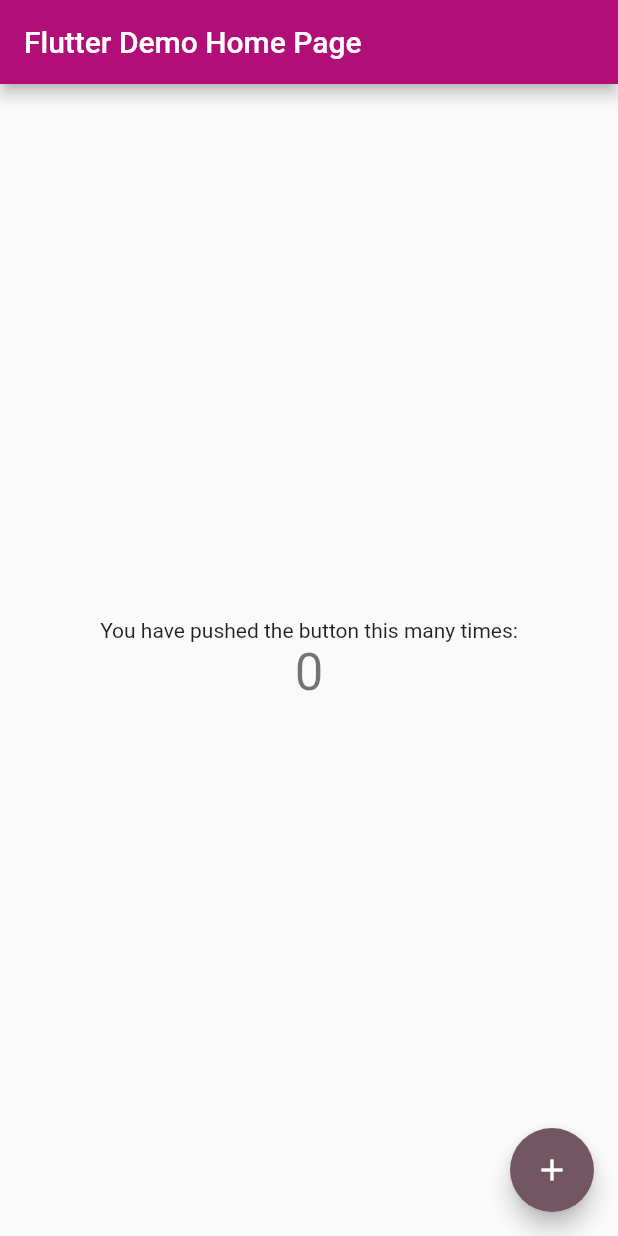
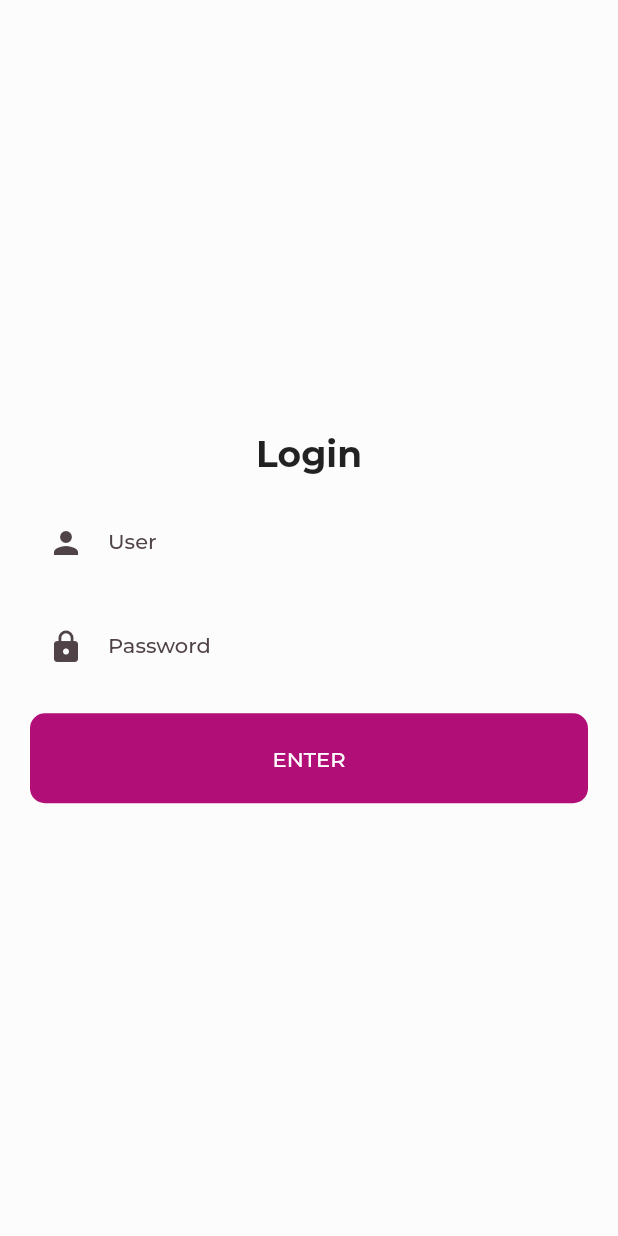
Before and after one commit to Wu1z/user_registration, a Flutter app: the screen it shows after launch, on a phone screen of 412 x 824 dp. Run offline on Flutter 3.47's test engine with Material 2 defaults, Android fonts, the phone set to English and light mode, and no system bars; our stand-ins replace google_fonts.

Commit message:
Implementando tela de login e de lista de usuários

```diff
--- /dev/null
+++ b/lib/login/view/login_page.dart
@@ -0,0 +1,101 @@
+import 'package:flutter/material.dart';
+import 'package:user_registration/user_list/view/user_list_page.dart';
+
+class LoginPage extends StatefulWidget {
+  const LoginPage({Key? key}) : super(key: key);
+
+  @override
+  State<LoginPage> createState() => _LoginPageState();
+}
+
+class _LoginPageState extends State<LoginPage> {
+
+  final _usernameController = TextEditingController();
+  final _passwordController = TextEditingController();
+
+  @override
+  Widget build(BuildContext context) {
+    return Material(
+      child: Center(
+        child: SingleChildScrollView(
+          physics: const BouncingScrollPhysics(),
+          child: Padding(
+            padding: const EdgeInsets.all(20),
+            child: Column(
+              crossAxisAlignment: CrossAxisAlignment.center,
+              mainAxisAlignment: MainAxisAlignment.center,
+              children: [
+                const Text(
+                  "Login",
+                  style: TextStyle(
+                    fontSize: 24,
+                    fontWeight: FontWeight.bold,
+                  ),
+                ),
+                const SizedBox(height: 20),
+                TextField(
+                  controller: _usernameController,
+                  decoration: InputDecoration(
+                    border: OutlineInputBorder(
+                      borderRadius: BorderRadius.circular(10),
+                      borderSide: const BorderSide(
+                        width: 0,
+                        style: BorderStyle.none
+                      ),
+                    ),
+                    label: const Text("User"),
+                    filled: true,
+                    prefixIcon: const Icon(Icons.person),
+                  ),
+                ),
+                const SizedBox(height: 20),
+                TextField(
+                  controller: _passwordController,
+                  decoration: InputDecoration(
+                    border: OutlineInputBorder(
+                      borderRadius: BorderRadius.circular(10),
+                      borderSide: const BorderSide(
+                        width: 0,
+                        style: BorderStyle.none
+                      ),
+                    ),
+                    label: const Text("Password"),
+                    filled: true,
+                    prefixIcon: const Icon(Icons.lock),
+                  ),
+                ),
+                const SizedBox(height: 20),
+                SizedBox(
+                  width: double.infinity,
+                  child: MaterialButton(
+                    elevation: 0,
+                    shape: RoundedRectangleBorder(
+                      borderRadius: BorderRadius.circular(10)
+                    ),
+                    color: Theme.of(context).colorScheme.primary,
+                    height: 60,
+                    onPressed: () => _goToUsersPage(),
+                    child: Text(
+                      "ENTER",
+                      style: TextStyle(
+                        color: Theme.of(context).colorScheme.onPrimary,
+                      ),
+                    )
+                  ),
+                ),
+              ],
+            ),
+          ),
+        ),
+      ),
+    );
+  }
+
+  _goToUsersPage() {
+    final route = MaterialPageRoute(
+      builder: (context) => const UserListPage(),
+    );
+    Navigator.push(context, route);
+  }
+
+}
--- a/lib/main.dart
+++ b/lib/main.dart
@@ -1,5 +1,7 @@
 import 'package:flutter/material.dart';
-import 'package:user_registration/theme/theme.dart';
+import 'package:google_fonts/google_fonts.dart';
+import 'package:user_registration/login/view/login_page.dart';
+import 'package:user_registration/shared/theme/theme.dart';
 
 void main() {
   runApp(const MyApp());
@@ -14,56 +16,13 @@
       title: 'Flutter Demo',
       debugShowCheckedModeBanner: false,
       theme: ThemeData(
+        useMaterial3: true,
         colorScheme: lightColorScheme,
+        textTheme: GoogleFonts.montserratTextTheme(
+          Theme.of(context).textTheme,
+        ),
       ),
-      home: const MyHomePage(title: 'Flutter Demo Home Page'),
+      home: const LoginPage(),
     );
   }
 }
-
-class MyHomePage extends StatefulWidget {
-  const MyHomePage({Key? key, required this.title}) : super(key: key);
-
-  final String title;
-
-  @override
-  State<MyHomePage> createState() => _MyHomePageState();
-}
-
-class _MyHomePageState extends State<MyHomePage> {
-  int _counter = 0;
-
-  void _incrementCounter() {
-    setState(() {
-      _counter++;
-    });
-  }
-
-  @override
-  Widget build(BuildContext context) {
-    return Scaffold(
-      appBar: AppBar(
-        title: Text(widget.title),
-      ),
-      body: Center(
-        child: Column(
-          mainAxisAlignment: MainAxisAlignment.center,
-          children: <Widget>[
-            const Text(
-              'You have pushed the button this many times:',
-            ),
-            Text(
-              '$_counter',
-              style: Theme.of(context).textTheme.headline4,
-            ),
-          ],
-        ),
-      ),
-      floatingActionButton: FloatingActionButton(
-        onPressed: _incrementCounter,
-        tooltip: 'Increment',
-        child: const Icon(Icons.add),
-      ),
-    );
-  }
-}
--- /dev/null
+++ b/lib/user_list/view/user_list_page.dart
@@ -0,0 +1,20 @@
+import 'package:flutter/material.dart';
+
+class UserListPage extends StatefulWidget {
+  const UserListPage({Key? key}) : super(key: key);
+
+  @override
+  State<UserListPage> createState() => _UserListPageState();
+}
+
+class _UserListPageState extends State<UserListPage> {
+  @override
+  Widget build(BuildContext context) {
+    return Scaffold(
+      appBar: AppBar(
+        title: Text("Users"),
+      ),
+      body: Container(),
+    );
+  }
+}
--- a/pubspec.yaml
+++ b/pubspec.yaml
@@ -34,6 +34,7 @@
   # The following adds the Cupertino Icons font to your application.
   # Use with the CupertinoIcons class for iOS style icons.
   cupertino_icons: ^1.0.2
+  google_fonts: ^2.3.2
 
 dev_dependencies:
   flutter_test:
```
Also changed, not shown: lib/shared/theme/theme.dart (renamed from lib/theme/theme.dart), pubspec.lock, 1 other file.
